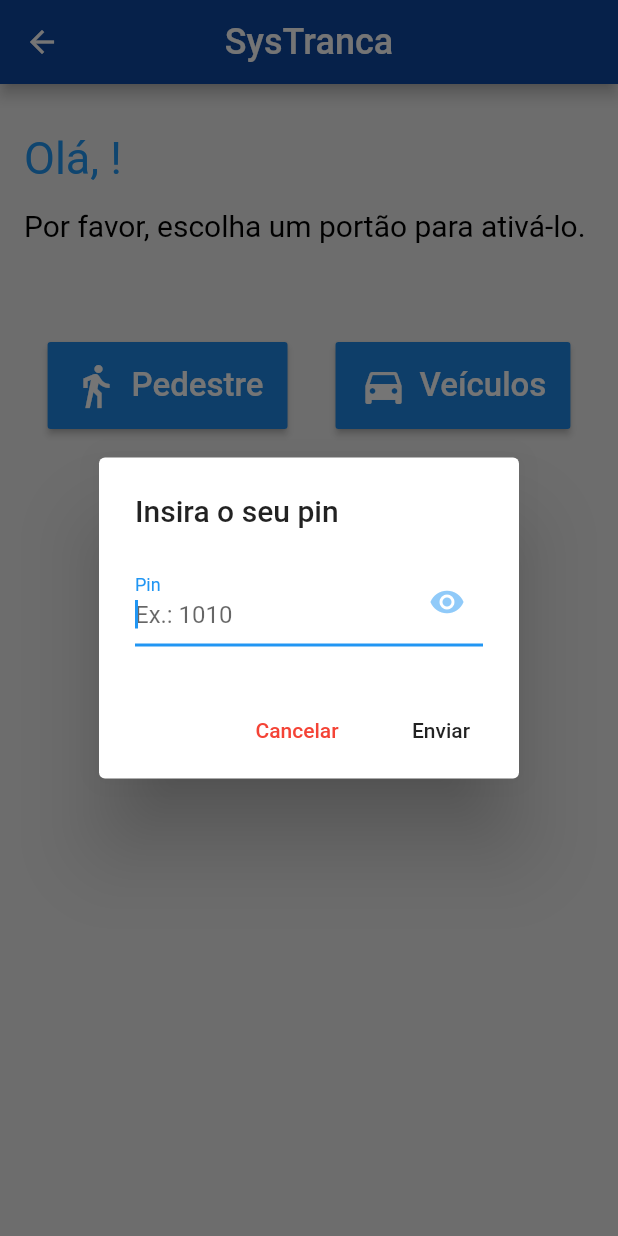
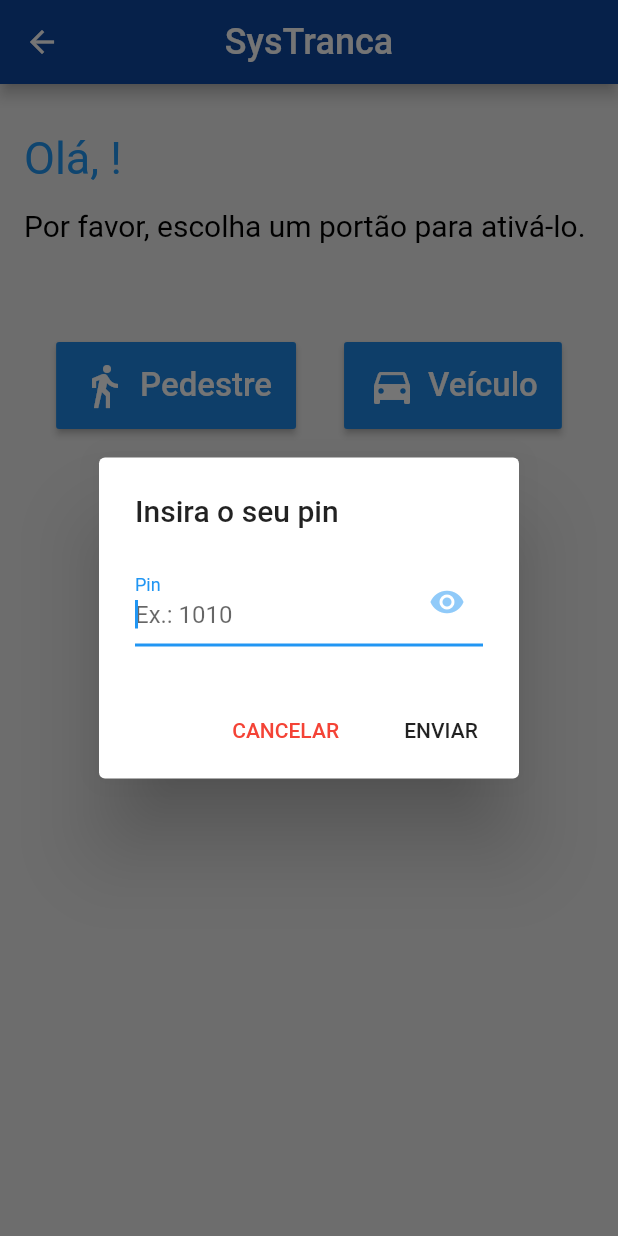
Before and after one commit to esron/systranca_app, a Flutter app: the HomeScreen screen opened directly with empty values, after a tap on "Pedestre", on a phone screen of 412 x 824 dp. Run offline on Flutter 3.47's test engine with Material 2 defaults, Android fonts, the phone set to English and light mode, and no system bars; our stand-ins replace flutter_dotenv.

Commit message:
Ajustes de layout e validação do pin

```diff
--- /dev/null
+++ b/lib/helpers/functions.dart
@@ -0,0 +1,5 @@
+bool isNumeric(String str) {
+  RegExp _numeric = new RegExp(r'^-?[0-9]+$');
+
+  return _numeric.hasMatch(str);
+}
--- a/lib/helpers/validators.dart
+++ b/lib/helpers/validators.dart
@@ -1,3 +1,5 @@
+import 'package:systranca_app/helpers/functions.dart';
+
 String validateEmail(String value) {
   Pattern pattern =
       r'^(([^<>()[\]\\.,;:\s@\"]+(\.[^<>()[\]\\.,;:\s@\"]+)*)|(\".+\"))@((\[[0-9]{1,3}\.[0-9]{1,3}\.[0-9]{1,3}\.[0-9]{1,3}\])|(([a-zA-Z\-0-9]+\.)+[a-zA-Z]{2,}))$';
@@ -16,7 +18,7 @@ String validateEmail(String value) {
 String validatePin(String pin) {
   if (pin.isEmpty) {
     return 'Insira o pin';
-  } else if (pin.length < 4 || pin.length > 6 || double.parse(pin) != null) {
+  } else if (pin.length < 4 || pin.length > 6 || !isNumeric(pin)) {
     return 'Insira um pin válido';
   } else {
     return null;
--- a/lib/screens/home.dart
+++ b/lib/screens/home.dart
@@ -18,6 +18,7 @@ class HomeScreen extends StatefulWidget {
 }
 
 class _HomeScreenState extends State<HomeScreen> {
+  final GlobalKey<FormState> _formKey = GlobalKey<FormState>();
   final TextEditingController _pinCodeController = TextEditingController();
 
   @override
@@ -116,7 +117,7 @@ class _HomeScreenState extends State<HomeScreen> {
                               Padding(
                                 padding: EdgeInsets.only(left: 8.0),
                                 child: Text(
-                                  'Veículos',
+                                  'Veículo',
                                   style: TextStyle(fontSize: 22.0),
                                 ),
                               ),
@@ -134,8 +135,6 @@ class _HomeScreenState extends State<HomeScreen> {
   }
 
   Future<void> _showUnlockDialog(User user) async {
-    bool _obscureText = true;
-
     return showDialog<void>(
       context: context,
       barrierDismissible: false, // user must tap button!
@@ -144,11 +143,69 @@ class _HomeScreenState extends State<HomeScreen> {
           title: Text('Insira o seu pin'),
           titlePadding: EdgeInsets.fromLTRB(24.0, 24.0, 0.0, 0.0),
           content: SingleChildScrollView(
-            child: Row(
+            child: PinDialogContent(_pinCodeController, _formKey),
+          ),
+          actions: <Widget>[
+            FlatButton(
+              textColor: Colors.red,
+              child: Text('CANCELAR'),
+              onPressed: () {
+                _pinCodeController.clear();
+                Navigator.of(context).pop();
+              },
+            ),
+            FlatButton(
+              child: Text('ENVIAR'),
+              onPressed: () async {
+                if (_formKey.currentState.validate()) {
+                  var uriRequest = Uri.http(baseUrl, '/door');
+
+                  http.Response response = await http.post(
+                    uriRequest,
+                    body: {
+                      'userId': user.id,
+                      'pinCode': _pinCodeController.text,
+                    },
+                  );
+
+                  _pinCodeController.clear();
+                  Navigator.of(context).pop();
+                } else {}
+              },
+            ),
+          ],
+        );
+      },
+    );
+  }
+}
+
+class PinDialogContent extends StatefulWidget {
+  PinDialogContent(
+    this._pinCodeController,
+    this._formKey, {
+    Key key,
+  }) : super(key: key);
+
+  final TextEditingController _pinCodeController;
+  final GlobalKey<FormState> _formKey;
+
+  @override
+  _PinDialogContentState createState() => _PinDialogContentState();
+}
+
+class _PinDialogContentState extends State<PinDialogContent> {
+  bool _obscureText = true;
+
+  @override
+  Widget build(BuildContext context) {
+    return Row(
       children: <Widget>[
         Expanded(
+          child: Form(
+            key: widget._formKey,
             child: TextFormField(
-                    controller: _pinCodeController,
+              controller: widget._pinCodeController,
               keyboardType: TextInputType.number,
               autofocus: true,
               obscureText: _obscureText,
@@ -158,9 +215,7 @@ class _HomeScreenState extends State<HomeScreen> {
                 hintText: 'Ex.: 1010',
                 suffixIcon: IconButton(
                   icon: Icon(
-                          _obscureText
-                              ? Icons.visibility
-                              : Icons.visibility_off,
+                    _obscureText ? Icons.visibility : Icons.visibility_off,
                     color: Color.fromRGBO(33, 150, 243, 0.5),
                   ),
                   onPressed: () {
@@ -172,38 +227,8 @@ class _HomeScreenState extends State<HomeScreen> {
               ),
             ),
           ),
-              ],
-            ),
-          ),
-          actions: <Widget>[
-            FlatButton(
-              textColor: Colors.red,
-              child: Text('Cancelar'),
-              onPressed: () {
-                Navigator.of(context).pop();
-              },
-            ),
-            FlatButton(
-              child: Text('Enviar'),
-              onPressed: () async {
-                var uriRequest = Uri.http(baseUrl, '/door');
-
-                http.Response response = await http.post(
-                  uriRequest,
-                  body: {
-                    'userId': user.id,
-                    'pinCode': _pinCodeController.text,
-                  },
-                );
-
-                print(json.decode(response.body));
-
-                Navigator.of(context).pop();
-              },
         ),
       ],
     );
-      },
-    );
   }
 }
```
Also changed, not shown: lib/screens/login.dart (+7 -7 lines). Lines whose indentation alone changed are shown as unchanged.
